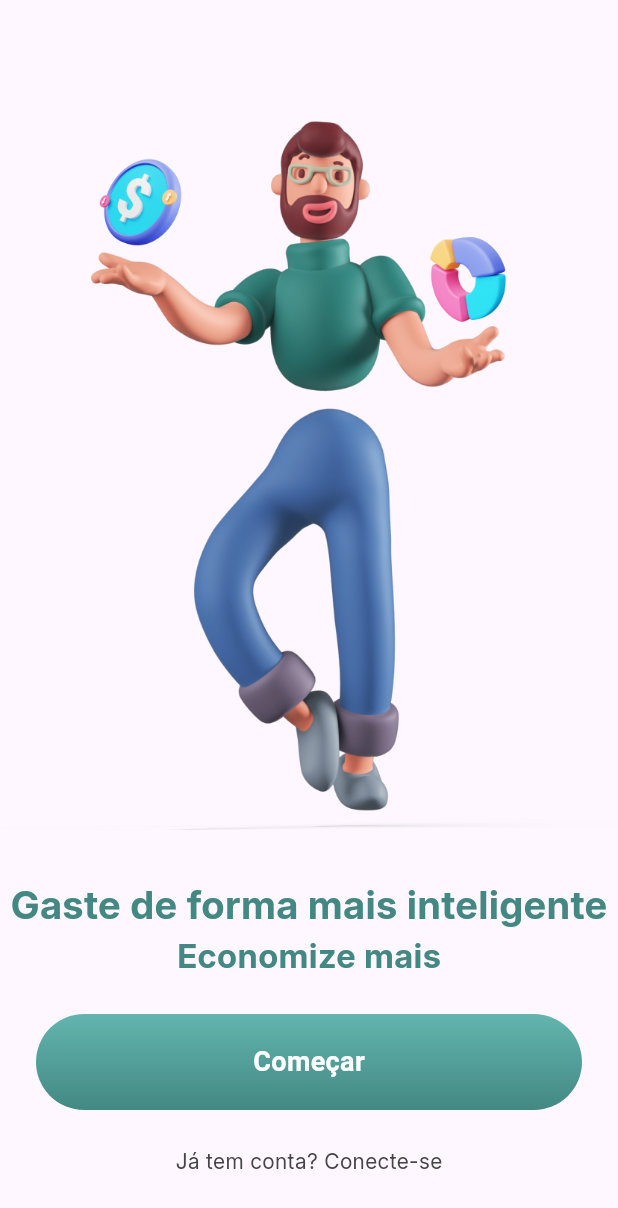
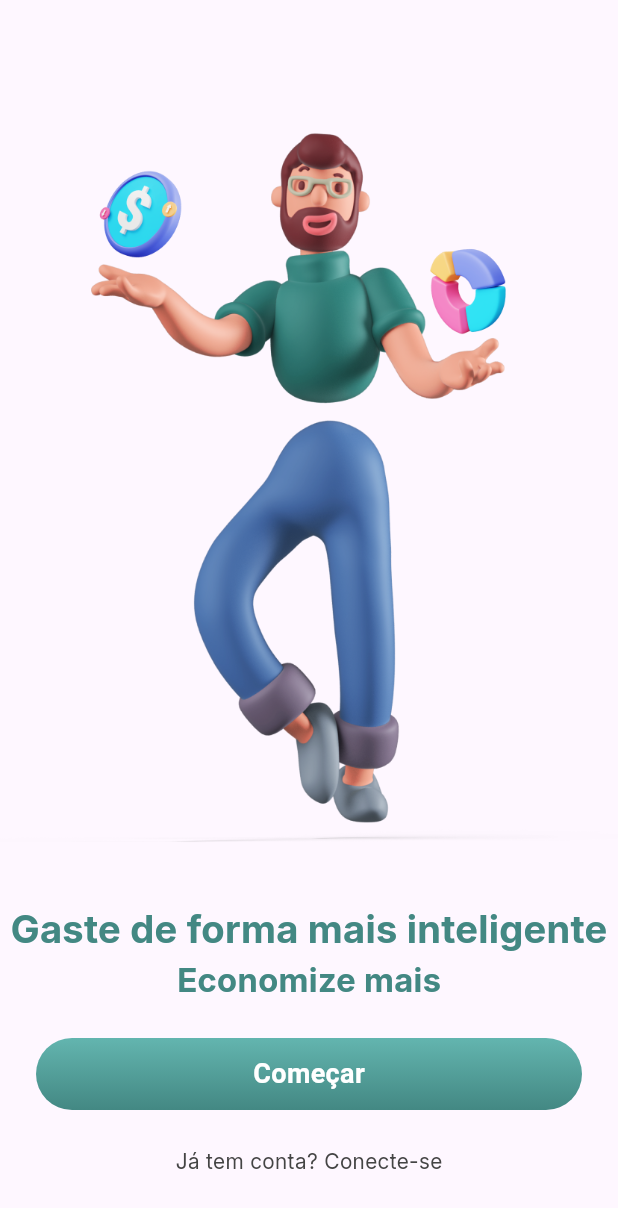
Before and after one commit to melquetrindade/finance_app, a Flutter app: the screen it shows after launch, on a phone screen of 412 x 824 dp. Shown: the top 1208 px of the screen. Run offline on Flutter 3.47's test engine with Material 3 defaults, Android fonts, the phone set to English and light mode, and no system bars.

Commit message:
refatorando o primary botton

```diff
--- a/finance_app/lib/widgets/primary_button.dart
+++ b/finance_app/lib/widgets/primary_button.dart
@@ -4,33 +4,25 @@ import 'package:flutter/material.dart';
 class PrimaryButton extends StatelessWidget {
   final VoidCallback? onPressed;
   final String text;
+  final BorderRadius _borderRadius = BorderRadius.circular(24);
 
-  const PrimaryButton({
-    super.key,
-    this.onPressed,
-    required this.text,
-  });
+  PrimaryButton(
+      {super.key, this.onPressed, required this.text});
 
   @override
   Widget build(BuildContext context) {
-    return Material(
-      borderRadius: BorderRadius.circular(38),
-      child: Ink(
+    return Ink(
+      height: 48.0,
       decoration: BoxDecoration(
-            borderRadius: BorderRadius.circular(38),
+          borderRadius: _borderRadius,
           gradient: LinearGradient(
               begin: Alignment.topCenter,
               end: Alignment.bottomCenter,
               colors: [AppColors.greelightOne, AppColors.greelightTwo])),
       child: InkWell(
-          borderRadius: BorderRadius.circular(38),
+        borderRadius: _borderRadius,
         onTap: onPressed,
-          child: Container(
-            alignment: Alignment.center,
-            height: 64.0,
-            decoration: BoxDecoration(
-              borderRadius: BorderRadius.circular(38),
-            ),
+        child: Align(
           child: Text(
             text,
             style: TextStyle(
@@ -40,7 +32,6 @@ class PrimaryButton extends StatelessWidget {
           ),
         ),
       ),
-      ),
     );
   }
 }
```
Lines whose indentation alone changed are shown as unchanged.
